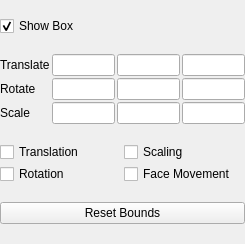
Above: Qt/ApplicationComponents/Resources/UI/pqBoxPropertyWidget.ui from Kitware/ParaView before the change. Below: the same form after it.
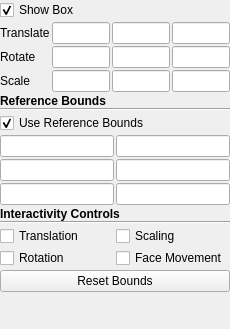
That is the form after the change. Custom widgets are drawn as their Qt base class.

The edit to the form file:
```diff
--- a/Qt/ApplicationComponents/Resources/UI/pqBoxPropertyWidget.ui
+++ b/Qt/ApplicationComponents/Resources/UI/pqBoxPropertyWidget.ui
@@ -6,8 +6,8 @@
    <rect>
     <x>0</x>
     <y>0</y>
-    <width>245</width>
-    <height>244</height>
+    <width>230</width>
+    <height>329</height>
    </rect>
   </property>
   <property name="windowTitle">
@@ -34,8 +34,17 @@
     </widget>
    </item>
    <item>
-    <layout class="QGridLayout">
-     <property name="margin">
+    <layout class="QGridLayout" name="gridLayout">
+     <property name="leftMargin">
+      <number>0</number>
+     </property>
+     <property name="topMargin">
+      <number>0</number>
+     </property>
+     <property name="rightMargin">
+      <number>0</number>
+     </property>
+     <property name="bottomMargin">
       <number>0</number>
      </property>
      <property name="spacing">
@@ -92,7 +101,108 @@
     </layout>
    </item>
    <item>
-    <layout class="QGridLayout">
+    <layout class="QVBoxLayout" name="verticalLayout_2">
+     <property name="spacing">
+      <number>0</number>
+     </property>
+     <item>
+      <widget class="QLabel" name="referenceBoundsLabel">
+       <property name="text">
+        <string>&lt;html&gt;&lt;head/&gt;&lt;body&gt;&lt;p&gt;&lt;span style=&quot; font-weight:600;&quot;&gt;Reference Bounds&lt;/span&gt;&lt;/p&gt;&lt;/body&gt;&lt;/html&gt;</string>
+       </property>
+      </widget>
+     </item>
+     <item>
+      <widget class="Line" name="referenceBoundsHLine">
+       <property name="orientation">
+        <enum>Qt::Horizontal</enum>
+       </property>
+      </widget>
+     </item>
+    </layout>
+   </item>
+   <item>
+    <widget class="QCheckBox" name="useReferenceBounds">
+     <property name="toolTip">
+      <string>&lt;html&gt;&lt;head/&gt;&lt;body&gt;&lt;p&gt;Use reference bounding box. When checked, &lt;span style=&quot; font-weight:600;&quot;&gt;Position&lt;/span&gt;, &lt;span style=&quot; font-weight:600;&quot;&gt;Rotation&lt;/span&gt;, and &lt;span style=&quot; font-weight:600;&quot;&gt;Scale&lt;/span&gt; are specified relative to the explicitly provided reference bounding box.&lt;/p&gt;&lt;/body&gt;&lt;/html&gt;</string>
+     </property>
+     <property name="text">
+      <string>Use Reference Bounds</string>
+     </property>
+     <property name="checked">
+      <bool>true</bool>
+     </property>
+    </widget>
+   </item>
+   <item>
+    <layout class="QGridLayout" name="gridLayout2">
+     <item row="0" column="0">
+      <widget class="pqDoubleLineEdit" name="xmin">
+       <property name="toolTip">
+        <string>Minimum X</string>
+       </property>
+      </widget>
+     </item>
+     <item row="0" column="1">
+      <widget class="pqDoubleLineEdit" name="xmax">
+       <property name="toolTip">
+        <string>Maximum X</string>
+       </property>
+      </widget>
+     </item>
+     <item row="1" column="0">
+      <widget class="pqDoubleLineEdit" name="ymin">
+       <property name="toolTip">
+        <string>Minimum Y</string>
+       </property>
+      </widget>
+     </item>
+     <item row="1" column="1">
+      <widget class="pqDoubleLineEdit" name="ymax">
+       <property name="toolTip">
+        <string>Maximum Y</string>
+       </property>
+      </widget>
+     </item>
+     <item row="2" column="0">
+      <widget class="pqDoubleLineEdit" name="zmin">
+       <property name="toolTip">
+        <string>Minimum Z</string>
+       </property>
+      </widget>
+     </item>
+     <item row="2" column="1">
+      <widget class="pqDoubleLineEdit" name="zmax">
+       <property name="toolTip">
+        <string>Maximum Z</string>
+       </property>
+      </widget>
+     </item>
+    </layout>
+   </item>
+   <item>
+    <layout class="QVBoxLayout" name="verticalLayout">
+     <property name="spacing">
+      <number>0</number>
+     </property>
+     <item>
+      <widget class="QLabel" name="label">
+       <property name="text">
+        <string>&lt;html&gt;&lt;head/&gt;&lt;body&gt;&lt;p&gt;&lt;span style=&quot; font-weight:600;&quot;&gt;Interactivity Controls&lt;/span&gt;&lt;/p&gt;&lt;/body&gt;&lt;/html&gt;</string>
+       </property>
+      </widget>
+     </item>
+     <item>
+      <widget class="Line" name="line_2">
+       <property name="orientation">
+        <enum>Qt::Horizontal</enum>
+       </property>
+      </widget>
+     </item>
+    </layout>
+   </item>
+   <item>
+    <layout class="QGridLayout" name="gridLayout1">
      <item row="3" column="0">
       <widget class="QCheckBox" name="enableRotation">
        <property name="toolTip">
@@ -142,6 +252,19 @@
      </property>
     </widget>
    </item>
+   <item>
+    <spacer name="verticalSpacer">
+     <property name="orientation">
+      <enum>Qt::Vertical</enum>
+     </property>
+     <property name="sizeHint" stdset="0">
+      <size>
+       <width>20</width>
+       <height>0</height>
+      </size>
+     </property>
+    </spacer>
+   </item>
   </layout>
  </widget>
  <customwidgets>
```
Left out of the diff: 120 changed lines with no effect on the pictures.
